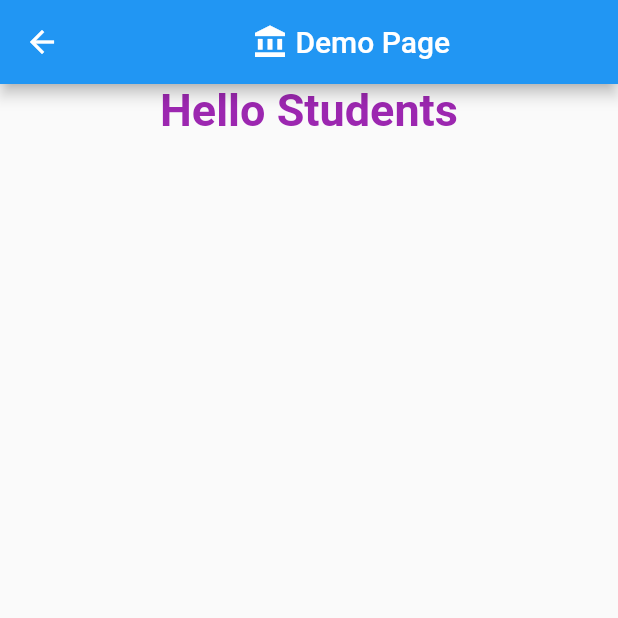
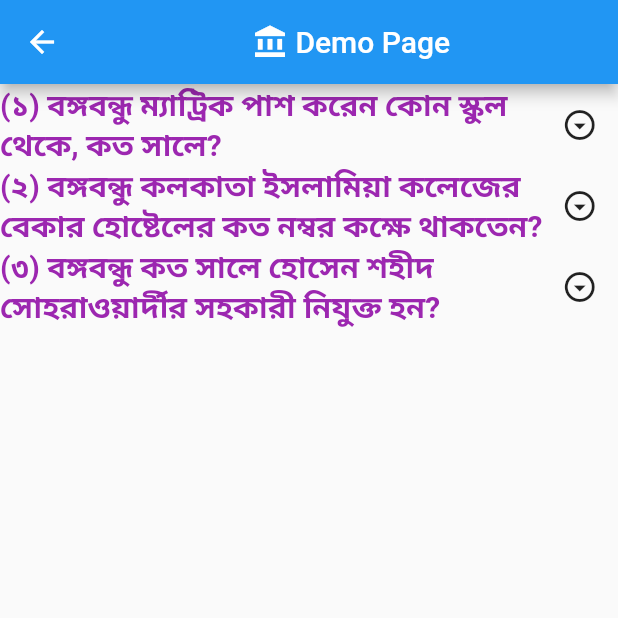
Before and after one commit to ttcapp/batch-b, a Flutter app: the DemoPage screen opened directly, on a phone screen of 412 x 824 dp, the top half of it. Run offline on Flutter 3.47's test engine with Material 2 defaults, Android fonts, the phone set to English and light mode, and no system bars; missing offline and left inert: slide_drawer; network calls fail.

Commit message:
2nd commit 10 Nov

```diff
--- a/lib/demo_page.dart
+++ b/lib/demo_page.dart
@@ -1,5 +1,28 @@
 import 'package:flutter/cupertino.dart';
 import 'package:flutter/material.dart';
+
+List<String> questionList=[
+  "(১) বঙ্গবন্ধু ম্যাট্রিক পাশ করেন কোন স্কুল থেকে, কত সালে?",
+  "(২) বঙ্গবন্ধু কলকাতা ইসলামিয়া কলেজের বেকার হোষ্টেলের কত নম্বর কক্ষে থাকতেন?",
+  "(৩) বঙ্গবন্ধু কত সালে হোসেন শহীদ সোহরাওয়ার্দীর সহকারী নিযুক্ত হন?"
+];
+List<String> answerList=[
+  "উত্তর: গোপালগঞ্জ মিশনারি স্কুলে, ১৯৪২ সালে।",
+  "উত্তর: ২৪ নম্বর কক্ষে।",
+  "উত্তর: ১৯৪৬ সালে।"
+];
+List<bool> visibilityAns=[
+  false,
+  false,
+  false
+];
+List<IconData> iconList=[
+  Icons.arrow_drop_down_circle_outlined,
+  Icons.arrow_drop_down_circle_outlined,
+  Icons.arrow_drop_down_circle_outlined
+];
+
+
 
 class DemoPage extends StatefulWidget {
   const DemoPage({Key? key}) : super(key: key);
@@ -23,14 +46,64 @@ class _DemoPageState extends State<DemoPage> {
           ],
         ),
       ),
-      body: Center(
-        child: Column(
-          children: [
-            Text("Hello Students",textAlign:TextAlign.center,style: TextStyle(
-              color: Colors.purple, fontSize: 30,fontWeight: FontWeight.bold
-            ),)
-          ],
-        ),
+      body: Column(
+        children: [
+          Expanded(
+            child: ListView.builder(
+              itemCount: questionList.length,
+                itemBuilder: (context,index){
+                  return Column(
+                    children: [
+                      Row(
+                        children: [
+                          Container(
+                            width:MediaQuery.of(context).size.width/1.1,
+                            child: Text(questionList[index],
+                              textAlign:TextAlign.start,
+                              maxLines: 3,
+                              style: TextStyle(
+                                color: Colors.purple, fontSize: 20,fontWeight: FontWeight.bold
+                            )),
+                          ),
+                          InkWell(
+                            onTap: (){
+                              setState(() {
+                                if(visibilityAns[index]==true){
+                                  visibilityAns[index]=false;
+                                  iconList[index]= Icons.arrow_circle_up_outlined;
+                                }else
+                                  {
+                                    visibilityAns[index]=true;
+                                    iconList[index]= Icons.arrow_drop_down_circle_outlined;
+
+                                  }
+                              });
+                            },
+                              child:
+                          Icon(iconList[index]))
+                        ],
+                      ),
+                      Visibility(
+                        visible: visibilityAns[index] ,
+                        child: Container(
+                          padding: EdgeInsets.all(8),
+                          width:MediaQuery.of(context).size.width/1.1,
+                          child: Text(answerList[index],
+                              textAlign:TextAlign.start,
+                              maxLines: 3,
+                              style: TextStyle(
+                                  color: Colors.green,
+                                  fontSize: 18,fontWeight: FontWeight.bold
+                              )),
+                        ),
+                      ),
+                    ],
+                  );
+
+                }
+            ),
+          )
+        ],
       ),
     );
   }
--- a/lib/log_in.dart
+++ b/lib/log_in.dart
@@ -1,3 +1,4 @@
+import 'package:batch_b_demo/demo_page.dart';
 import 'package:flutter/material.dart';
 
 String _email= "suha@gmail.com";
@@ -48,6 +49,9 @@ class _LogInState extends State<LogIn> {
                       if(text==null || text.isEmpty){
                         return "This field is empty";
                       }
+                      else if(text!=_email){
+                        return "Please enter correct email";
+                      }
                     },
                     cursorColor: Colors.purple,
                     decoration: InputDecoration(
@@ -64,6 +68,9 @@ class _LogInState extends State<LogIn> {
                     validator: (text){
                       if(text==null || text.isEmpty){
                         return "This field is empty";
+                      }
+                      else if(text!=_password){
+                        return "Please enter correct password";
                       }
                     },
                     obscureText: true,
@@ -82,7 +89,11 @@ class _LogInState extends State<LogIn> {
                   ),
                   ElevatedButton(
                       onPressed: (){
-                        _formKey.currentState!.validate();
+                       if( _formKey.currentState!.validate()){
+                         Navigator.push(context,
+                         MaterialPageRoute(builder: (context)
+                         =>DemoPage()));
+                       }
                       },
                       child: Text("Log In")
                   ),
--- a/lib/main.dart
+++ b/lib/main.dart
@@ -34,9 +34,9 @@ final navigatorKey= GlobalKey<NavigatorState>();
           MenuItem('Demo Page',
               icon: Icons.ac_unit,
               onTap: (){
-            navigatorKey.currentState!.push(
-              MaterialPageRoute(builder: (context)=>DemoPage())
-            );
+            // navigatorKey.currentState!.push(
+            //   MaterialPageRoute(builder: (context)=>DemoPage())
+            // );
               }),
           MenuItem('Favourite',
               icon: Icons.visibility,
@@ -83,7 +83,7 @@ class _MyHomePageState extends State<MyHomePage> {
               onPressed: (){
                 Navigator.push(context,
                     MaterialPageRoute(builder:
-                        (context)=>DemoPage()));
+                        (context)=>LogIn()));
               },
               child: Text("Go To Demo page")),
           InkWell(
```
